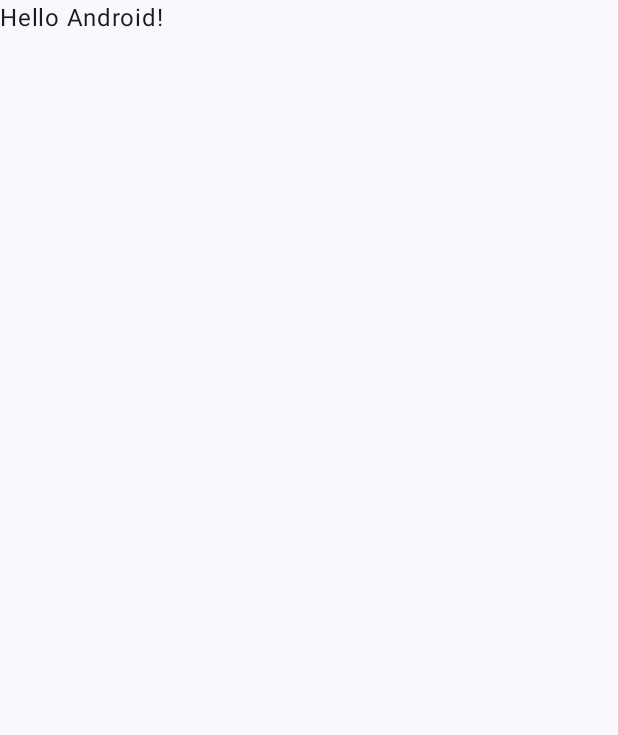
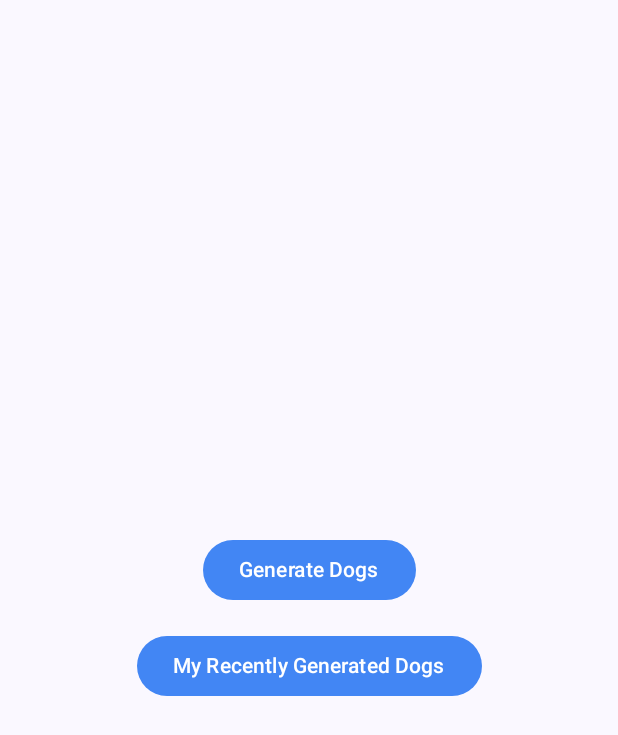
Before and after one commit to backpackerdeveloper/SVG, an Android app built with Jetpack Compose: the screen it shows after launch (MainActivity), on a phone screen of 412 x 824 dp. Before the commit the part shown is almost empty. Shown: the top 735 px of the screen. Run offline under Robolectric (Android 15) with nearby library versions, the phone set to English and light mode, and no system bars; our stand-ins replace Dagger/Hilt's generated code.

```diff
--- a/app/src/main/AndroidManifest.xml
+++ b/app/src/main/AndroidManifest.xml
@@ -5,6 +5,7 @@
     <uses-permission android:name="android.permission.INTERNET"/>
 
     <application
+        android:name=".App"
         android:allowBackup="true"
         android:dataExtractionRules="@xml/data_extraction_rules"
         android:fullBackupContent="@xml/backup_rules"
--- /dev/null
+++ b/app/src/main/java/com/backpacker/svgdogsapi/App.kt
@@ -0,0 +1,9 @@
+package com.backpacker.svgdogsapi
+
+import android.app.Application
+import dagger.hilt.android.HiltAndroidApp
+
+@HiltAndroidApp
+class App : Application() {
+
+}
--- a/app/src/main/java/com/backpacker/svgdogsapi/MainActivity.kt
+++ b/app/src/main/java/com/backpacker/svgdogsapi/MainActivity.kt
@@ -6,42 +6,33 @@ import androidx.activity.compose.setContent
 import androidx.activity.enableEdgeToEdge
 import androidx.compose.foundation.layout.fillMaxSize
 import androidx.compose.foundation.layout.padding
+import androidx.compose.material3.MaterialTheme
 import androidx.compose.material3.Scaffold
+import androidx.compose.material3.Surface
 import androidx.compose.material3.Text
 import androidx.compose.runtime.Composable
 import androidx.compose.ui.Modifier
 import androidx.compose.ui.tooling.preview.Preview
+import androidx.navigation.compose.rememberNavController
+import com.backpacker.svgdogsapi.ui.MainNavigation
 import com.backpacker.svgdogsapi.ui.theme.SVGDogsApiTheme
+import dagger.hilt.android.AndroidEntryPoint
 
+@AndroidEntryPoint
 class MainActivity : ComponentActivity() {
     override fun onCreate(savedInstanceState: Bundle?) {
         super.onCreate(savedInstanceState)
         enableEdgeToEdge()
         setContent {
             SVGDogsApiTheme {
-                Scaffold(modifier = Modifier.fillMaxSize()) { innerPadding ->
-                    Greeting(
-                        name = "Android",
-                        modifier = Modifier.padding(innerPadding)
-                    )
+                Surface(
+                    modifier = androidx.compose.ui.Modifier.fillMaxSize(),
+                    color = MaterialTheme.colorScheme.background
+                ) {
+                    val navController = rememberNavController()
+                    MainNavigation(navController = navController)
                 }
             }
         }
     }
 }
-
-@Composable
-fun Greeting(name: String, modifier: Modifier = Modifier) {
-    Text(
-        text = "Hello $name!",
-        modifier = modifier
-    )
-}
-
-@Preview(showBackground = true)
-@Composable
-fun GreetingPreview() {
-    SVGDogsApiTheme {
-        Greeting("Android")
-    }
-}
--- a/app/src/main/java/com/backpacker/svgdogsapi/data/model/DogImage.kt
+++ b/app/src/main/java/com/backpacker/svgdogsapi/data/model/DogImage.kt
@@ -3,3 +3,8 @@ package com.backpacker.svgdogsapi.data.model
 data class DogImage(
     val imageUrl: String
 )
+
+data class DogImageResponse(
+    val message: String,
+    val status: String
+)
--- a/app/src/main/java/com/backpacker/svgdogsapi/data/network/DogApiService.kt
+++ b/app/src/main/java/com/backpacker/svgdogsapi/data/network/ImageApiService.kt
@@ -1,11 +1,11 @@
 package com.backpacker.svgdogsapi.data.network
 
-import com.backpacker.svgdogsapi.data.model.DogImage
+import com.backpacker.svgdogsapi.data.model.DogImageResponse
 import com.backpacker.svgdogsapi.util.Constants
 import retrofit2.Response
 import retrofit2.http.GET
 
 interface ImageApiService {
     @GET(Constants.ENDPOINT)
-    suspend fun getRandomImage(): Response<DogImage>
+    suspend fun getRandomImage(): Response<DogImageResponse> // Chnages Dog class to response....
 }
--- /dev/null
+++ b/app/src/main/java/com/backpacker/svgdogsapi/ui/MainNavigation.kt
@@ -0,0 +1,29 @@
+package com.backpacker.svgdogsapi.ui
+
+import androidx.compose.runtime.Composable
+import androidx.hilt.navigation.compose.hiltViewModel
+import androidx.navigation.NavHostController
+import androidx.navigation.compose.NavHost
+import androidx.navigation.compose.composable
+import com.backpacker.svgdogsapi.ui.generateimage.GenerateImageScreen
+import com.backpacker.svgdogsapi.ui.generateimage.GenerateImageViewModel
+import com.backpacker.svgdogsapi.ui.home.HomeScreen
+import com.backpacker.svgdogsapi.ui.recentimages.RecentImagesScreen
+import com.backpacker.svgdogsapi.ui.recentimages.RecentImagesViewModel
+
+@Composable
+fun MainNavigation(navController: NavHostController) {
+    NavHost(navController = navController, startDestination = "home") {
+        composable("home") { HomeScreen(navController) }
+
+        composable("generate_dogs") {
+            val viewModel = hiltViewModel<GenerateImageViewModel>()
+            GenerateImageScreen(viewModel = viewModel)
+        }
+
+        composable("recent_dogs") {
+            val viewModel = hiltViewModel<RecentImagesViewModel>()
+            RecentImagesScreen(viewModel = viewModel)
+        }
+    }
+}
--- /dev/null
+++ b/app/src/main/java/com/backpacker/svgdogsapi/ui/home/HomeScreen.kt
@@ -0,0 +1,43 @@
+package com.backpacker.svgdogsapi.ui.home
+
+import androidx.compose.foundation.layout.Arrangement
+import androidx.compose.foundation.layout.Column
+import androidx.compose.foundation.layout.Spacer
+import androidx.compose.foundation.layout.fillMaxSize
+import androidx.compose.foundation.layout.height
+import androidx.compose.material3.Button
+import androidx.compose.material3.ButtonDefaults
+import androidx.compose.material3.Text
+import androidx.compose.runtime.Composable
+import androidx.compose.ui.Alignment
+import androidx.compose.ui.Modifier
+import androidx.compose.ui.graphics.Color
+import androidx.compose.ui.unit.dp
+import androidx.navigation.NavController
+import com.backpacker.svgdogsapi.util.Constants
+
+@Composable
+fun HomeScreen(navController: NavController) {
+    Column(
+        modifier = Modifier.fillMaxSize(),
+        horizontalAlignment = Alignment.CenterHorizontally,
+        verticalArrangement = Arrangement.Center
+    ) {
+        Button(
+            onClick = { navController.navigate("generate_dogs") },
+            colors = ButtonDefaults.buttonColors(containerColor = Color(Constants.BUTTON_COLOR))
+        ) {
+            Text("Generate Dogs")
+        }
+
+        Spacer(modifier = Modifier.height(16.dp))
+
+        Button(
+            onClick = { navController.navigate("recent_dogs") },
+            colors = ButtonDefaults.buttonColors(containerColor = Color(Constants.BUTTON_COLOR))
+        ) {
+            Text("My Recently Generated Dogs")
+        }
+
+    }
+}
```
Also changed, not shown: app/build.gradle.kts (+4 -4 lines), app/src/main/java/com/backpacker/svgdogsapi/data/repository/ImagesRepository.kt (renamed from app/src/main/java/com/backpacker/svgdogsapi/data/repository/DogRepository.kt, +10 -1 lines), app/src/main/java/com/backpacker/svgdogsapi/ui/generateimage/GenerateImageScreen.kt (added, +45 -0 lines), app/src/main/java/com/backpacker/svgdogsapi/ui/generateimage/GenerateImageViewModel.kt (added, +30 -0 lines), app/src/main/java/com/backpacker/svgdogsapi/ui/home/HomeViewModel.kt (added, +10 -0 lines), app/src/main/java/com/backpacker/svgdogsapi/ui/recentimages/RecentImagesViewModel.kt (added, +25 -0 lines), app/src/main/java/com/backpacker/svgdogsapi/ui/recentimages/RecentImagescreen.kt (added, +47 -0 lines).
